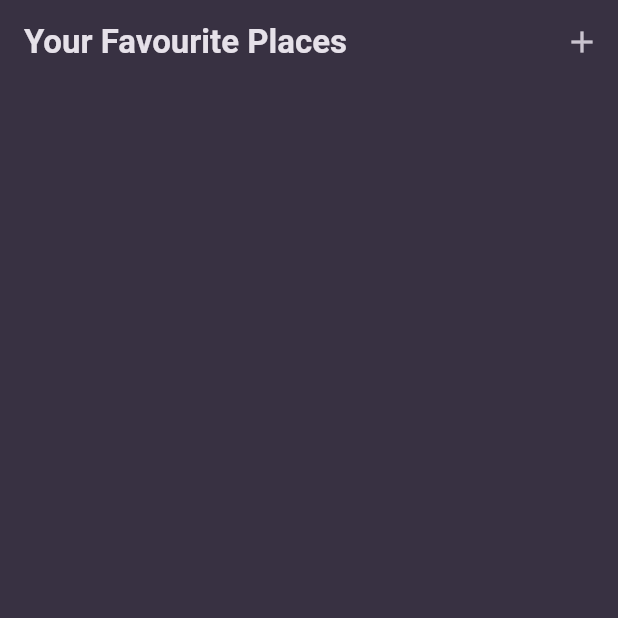
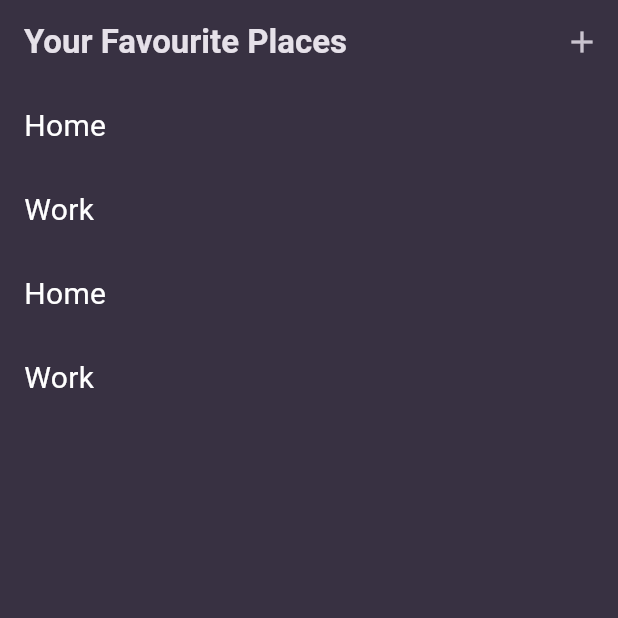
Before and after one commit to RonydaEssam/favourite_places, a Flutter app: the screen it shows after launch, on a phone screen of 412 x 824 dp, the top half of it. Run offline on Flutter 3.47's test engine with Material 3 defaults, Android fonts, the phone set to English and light mode, and no system bars; our stand-ins replace google_fonts.

Commit message:
add list tiles + add details screen

```diff
--- a/lib/screens/main_screen.dart
+++ b/lib/screens/main_screen.dart
@@ -1,4 +1,6 @@
+import 'package:favourite_places/models/place.dart';
 import 'package:favourite_places/screens/add_place_screen.dart';
+import 'package:favourite_places/screens/place_details_screen.dart';
 import 'package:flutter/material.dart';
 
 class MainScreen extends StatelessWidget {
@@ -6,6 +8,8 @@ class MainScreen extends StatelessWidget {
 
   @override
   Widget build(BuildContext context) {
+    List<Place> placesList = [Place(name: 'Home'), Place(name: 'Work')];
+
     return Scaffold(
       appBar: AppBar(
         title: Text('Your Favourite Places'),
@@ -21,8 +25,29 @@ class MainScreen extends StatelessWidget {
         ],
       ),
       body: ListView.builder(
+        itemCount: placesList.length,
         itemBuilder: (context, index) {
-          return;
+          return Column(
+            children: [
+              for (final place in placesList)
+                ListTile(
+                  title: Text(
+                    place.name,
+                    style: TextTheme.of(
+                      context,
+                    ).bodyMedium!.copyWith(fontSize: 20, color: Colors.white),
+                  ),
+                  onTap: () {
+                    Navigator.of(context).push(
+                      MaterialPageRoute(
+                        builder: (context) =>
+                            PlaceDetailsScreen(title: place.name),
+                      ),
+                    );
+                  },
+                ),
+            ],
+          );
         },
       ),
     );
```
Also changed, not shown: lib/screens/add_place_screen.dart (+12 -2 lines), lib/screens/place_details_screen.dart (added, +27 -0 lines).
